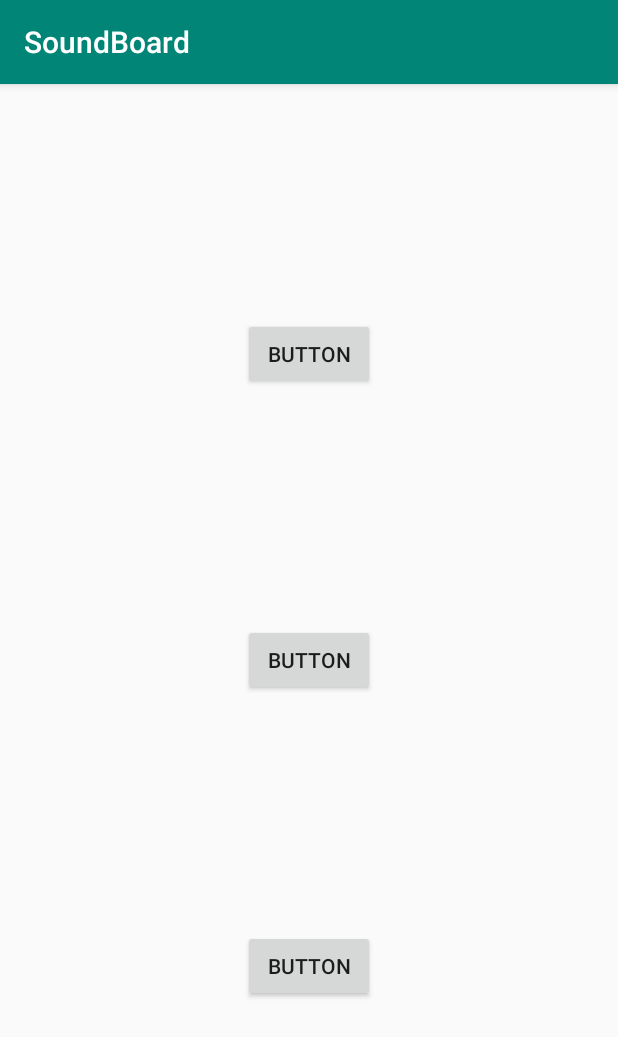
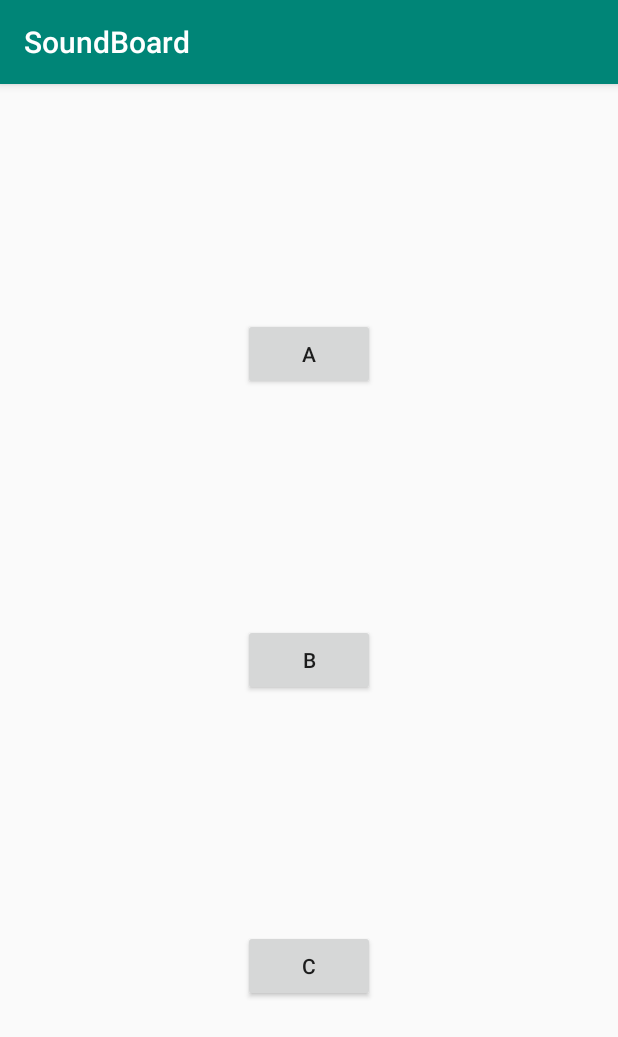
Before and after one commit to TimothyJohnson20/SoundBoard, an Android app: the screen it shows after launch (SoundBoardActivity), on a phone screen of 412 x 824 dp. Shown: the top 1037 px of the screen. Run offline under Robolectric (Android 15) with nearby library versions, the phone set to English and light mode, and no system bars.

Commit message:
Still working again

```diff
--- a/app/src/main/java/com/example/soundboard/SoundBoardActivity.java
+++ b/app/src/main/java/com/example/soundboard/SoundBoardActivity.java
@@ -2,13 +2,75 @@ package com.example.soundboard;
 
 import androidx.appcompat.app.AppCompatActivity;
 
+import android.app.Activity;
+import android.media.AudioManager;
+import android.media.SoundPool;
 import android.os.Bundle;
+import android.view.View;
+import android.widget.Button;
 
 public class SoundBoardActivity extends AppCompatActivity {
+
+    public Button buttonA;
+    public Button buttonB;
+    public Button buttonC;
+
+    private SoundPool soundPool;
+    private int soundID;
+    boolean loaded = false;
 
     @Override
     protected void onCreate(Bundle savedInstanceState) {
         super.onCreate(savedInstanceState);
         setContentView(R.layout.activity_soundboard);
+        wireWidgets();
+        setListeners();
+
+        this.setVolumeControlStream(AudioManager.STREAM_MUSIC);
+        soundPool = new SoundPool(10, AudioManager.STREAM_MUSIC, 0);
+        soundPool.setOnLoadCompleteListener(new SoundPool.OnLoadCompleteListener() {
+            @Override
+            public void onLoadComplete(SoundPool soundPool, int i, int i1) {
+                loaded = true;
+            }
+        });
     }
+    public void setListeners(){
+        buttonA.setOnClickListener(new View.OnClickListener() {
+            @Override
+            public void onClick(View view) {
+                if(loaded){
+                    soundPool.play(soundPool.load(getApplicationContext(), R.raw.scalea, 1), 1, 1, 1, 0, 1);
+
+                }
+            }
+        });
+        buttonB.setOnClickListener(new View.OnClickListener() {
+            @Override
+            public void onClick(View view) {
+                if(loaded){
+                    soundPool.play(soundID, 1, 1, 1, 0, 1);
+                }
+            }
+        });
+        buttonC.setOnClickListener(new View.OnClickListener() {
+            @Override
+            public void onClick(View view) {
+                if(loaded){
+                    soundPool.play(soundID, 1, 1, 1, 0, 1);
+                }
+            }
+        });
+    }
+
+    public void wireWidgets(){
+        buttonA = findViewById(R.id.button_soundboard_a);
+        buttonB = findViewById(R.id.button_soundboard_b);
+        buttonC = findViewById(R.id.button_soundboard_c);
+        buttonA.setText(R.string.buttonA);
+        buttonB.setText(R.string.buttonB);
+        buttonC.setText(R.string.buttonC);
+    }
+
+
 }
--- a/app/src/main/res/layout/activity_soundboard.xml
+++ b/app/src/main/res/layout/activity_soundboard.xml
@@ -7,29 +7,29 @@
     tools:context=".SoundBoardActivity">
 
     <Button
-        android:id="@+id/button"
+        android:id="@+id/button_soundboard_a"
         android:layout_width="wrap_content"
         android:layout_height="wrap_content"
         android:text="Button"
-        app:layout_constraintBottom_toTopOf="@+id/button2"
+        app:layout_constraintBottom_toTopOf="@+id/button_soundboard_b"
         app:layout_constraintEnd_toEndOf="parent"
         app:layout_constraintHorizontal_bias="0.5"
         app:layout_constraintStart_toStartOf="parent"
         app:layout_constraintTop_toTopOf="parent" />
 
     <Button
-        android:id="@+id/button2"
+        android:id="@+id/button_soundboard_b"
         android:layout_width="wrap_content"
         android:layout_height="wrap_content"
         android:text="Button"
-        app:layout_constraintBottom_toTopOf="@+id/button3"
+        app:layout_constraintBottom_toTopOf="@+id/button_soundboard_c"
         app:layout_constraintEnd_toEndOf="parent"
         app:layout_constraintHorizontal_bias="0.5"
         app:layout_constraintStart_toStartOf="parent"
-        app:layout_constraintTop_toBottomOf="@+id/button" />
+        app:layout_constraintTop_toBottomOf="@+id/button_soundboard_a" />
 
     <Button
-        android:id="@+id/button3"
+        android:id="@+id/button_soundboard_c"
         android:layout_width="wrap_content"
         android:layout_height="wrap_content"
         android:text="Button"
@@ -37,5 +37,5 @@
         app:layout_constraintEnd_toEndOf="parent"
         app:layout_constraintHorizontal_bias="0.5"
         app:layout_constraintStart_toStartOf="parent"
-        app:layout_constraintTop_toBottomOf="@+id/button2" />
+        app:layout_constraintTop_toBottomOf="@+id/button_soundboard_b" />
 </androidx.constraintlayout.widget.ConstraintLayout>
--- a/app/src/main/res/values/strings.xml
+++ b/app/src/main/res/values/strings.xml
@@ -1,3 +1,6 @@
 <resources>
     <string name="app_name">SoundBoard</string>
+    <string name="buttonA">A</string>
+    <string name= "buttonB">B</string>
+    <string name="buttonC">C</string>
 </resources>
```
Also changed, not shown: app/src/main/java/com/example/soundboard/PlaySound.java (added).
